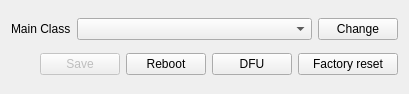
Old version of the form res/baseclass.ui in the repository Ultrawipf/OpenFFBoard-configurator.
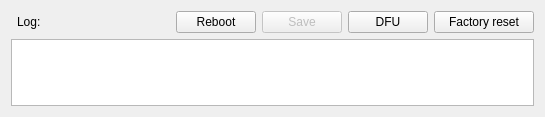
New version of the form.

Commit message: moved main class selector to serial ui

Patch:
```diff
--- a/res/baseclass.ui
+++ b/res/baseclass.ui
@@ -6,8 +6,8 @@
    <rect>
     <x>0</x>
     <y>0</y>
-    <width>409</width>
-    <height>94</height>
+    <width>545</width>
+    <height>117</height>
    </rect>
   </property>
   <property name="sizePolicy">
@@ -16,26 +16,65 @@
     <verstretch>0</verstretch>
    </sizepolicy>
   </property>
+  <property name="minimumSize">
+   <size>
+    <width>410</width>
+    <height>0</height>
+   </size>
+  </property>
   <property name="windowTitle">
    <string>Form</string>
   </property>
-  <layout class="QGridLayout" name="gridLayout_2">
-   <item row="2" column="0" colspan="2">
-    <layout class="QHBoxLayout" name="horizontalLayout">
-     <item>
-      <spacer name="horizontalSpacer">
-       <property name="orientation">
-        <enum>Qt::Horizontal</enum>
-       </property>
-       <property name="sizeHint" stdset="0">
+  <layout class="QGridLayout" name="gridLayout">
+   <item row="0" column="4">
+    <widget class="QPushButton" name="pushButton_reboot">
+     <property name="text">
+      <string>Reboot</string>
+     </property>
+    </widget>
+   </item>
+   <item row="0" column="7">
+    <widget class="QPushButton" name="pushButton_reset">
+     <property name="minimumSize">
         <size>
-         <width>40</width>
+       <width>100</width>
+       <height>0</height>
+      </size>
+     </property>
+     <property name="text">
+      <string>Factory reset</string>
+     </property>
+    </widget>
+   </item>
+   <item row="1" column="1" colspan="7">
+    <widget class="QTextEdit" name="logBox_1">
+     <property name="sizePolicy">
+      <sizepolicy hsizetype="Preferred" vsizetype="Preferred">
+       <horstretch>0</horstretch>
+       <verstretch>0</verstretch>
+      </sizepolicy>
+     </property>
+     <property name="minimumSize">
+      <size>
+       <width>0</width>
          <height>20</height>
         </size>
        </property>
-      </spacer>
-     </item>
-     <item>
+     <property name="maximumSize">
+      <size>
+       <width>16777215</width>
+       <height>70</height>
+      </size>
+     </property>
+     <property name="lineWidth">
+      <number>8</number>
+     </property>
+     <property name="readOnly">
+      <bool>true</bool>
+     </property>
+    </widget>
+   </item>
+   <item row="0" column="5">
       <widget class="QPushButton" name="pushButton_save">
        <property name="enabled">
         <bool>false</bool>
@@ -48,62 +87,32 @@
        </property>
       </widget>
      </item>
-     <item>
-      <widget class="QPushButton" name="pushButton_reboot">
-       <property name="text">
-        <string>Reboot</string>
-       </property>
-      </widget>
-     </item>
-     <item>
+   <item row="0" column="6">
       <widget class="QPushButton" name="pushButton_dfu">
        <property name="text">
         <string>DFU</string>
        </property>
       </widget>
      </item>
-     <item>
-      <widget class="QPushButton" name="pushButton_reset">
-       <property name="minimumSize">
-        <size>
-         <width>100</width>
-         <height>0</height>
-        </size>
-       </property>
-       <property name="text">
-        <string>Factory reset</string>
-       </property>
-      </widget>
-     </item>
-    </layout>
-   </item>
-   <item row="0" column="0" colspan="2">
-    <layout class="QGridLayout" name="gridLayout">
-     <item row="0" column="1">
-      <widget class="QComboBox" name="comboBox_main">
-       <property name="sizePolicy">
-        <sizepolicy hsizetype="MinimumExpanding" vsizetype="Fixed">
-         <horstretch>0</horstretch>
-         <verstretch>0</verstretch>
-        </sizepolicy>
-       </property>
-      </widget>
-     </item>
      <item row="0" column="2">
-      <widget class="QPushButton" name="pushButton_ok">
-       <property name="text">
-        <string>Change</string>
-       </property>
-      </widget>
-     </item>
-     <item row="0" column="0">
       <widget class="QLabel" name="label">
        <property name="text">
-        <string>Main Class</string>
+      <string>Log:</string>
        </property>
       </widget>
      </item>
-    </layout>
+   <item row="0" column="3">
+    <spacer name="horizontalSpacer">
+     <property name="orientation">
+      <enum>Qt::Horizontal</enum>
+     </property>
+     <property name="sizeHint" stdset="0">
+      <size>
+       <width>122</width>
+       <height>20</height>
+      </size>
+     </property>
+    </spacer>
    </item>
   </layout>
  </widget>
```
Lines whose indentation alone changed are shown as unchanged. The commit also changes 7 other files.
